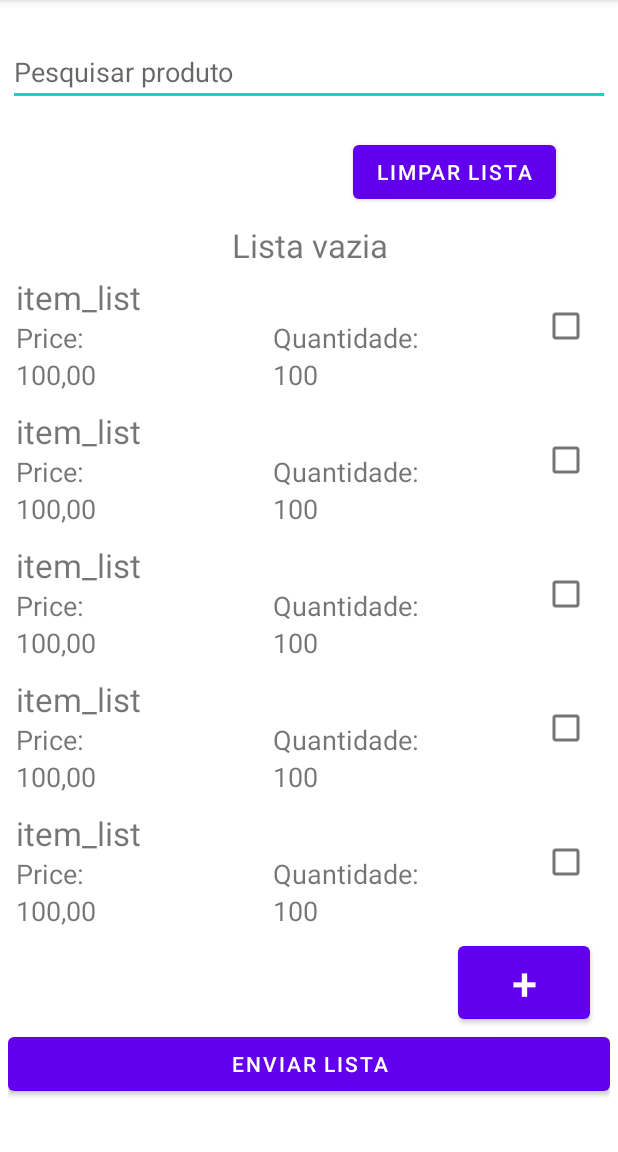
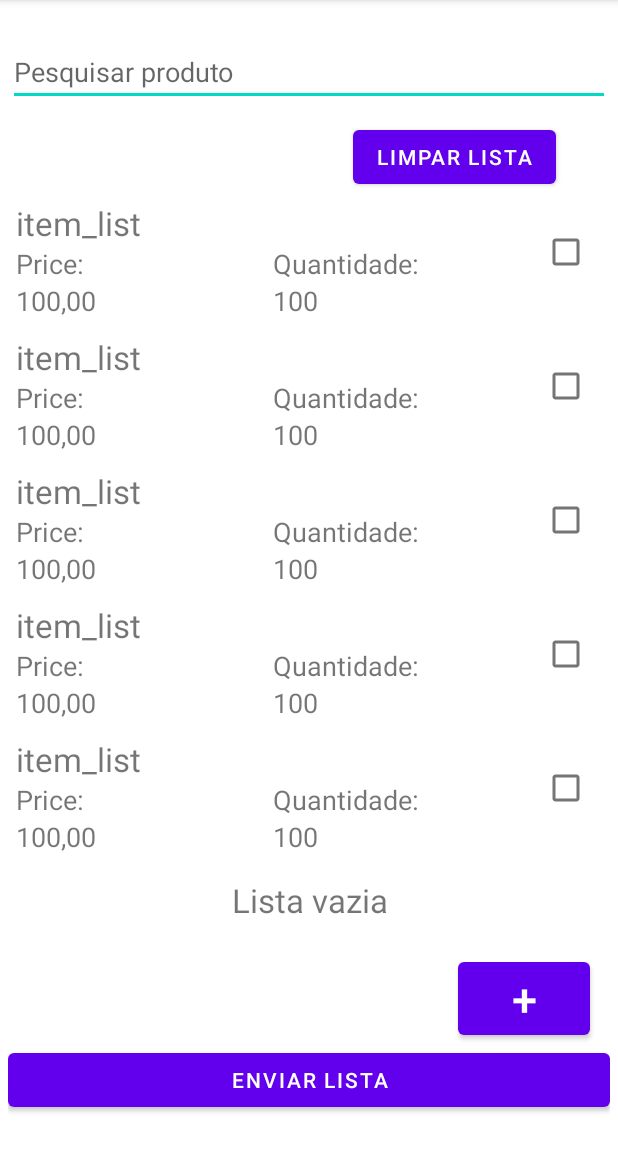
Before and after one commit to matheusoc08/home-food-storage-android, an Android app: the screen it shows after launch (MainActivity), on a phone screen of 412 x 824 dp, the part 84-1236 px from its top. Run offline under Robolectric (Android 15) with nearby library versions, the phone set to English and light mode, and no system bars; 1 statement that could not run was skipped.

Commit message:
Set a new LinerLayout to separate the buttons 'newItem' and 'sendStoreage' from the items list and fit they on the screen

```diff
--- a/app/src/main/res/layout/activity_main.xml
+++ b/app/src/main/res/layout/activity_main.xml
@@ -8,6 +8,11 @@
     tools:context=".MainActivity"
     android:layout_margin="5dp">
 
+    <LinearLayout
+        android:layout_weight="5"
+        android:layout_width="match_parent"
+        android:layout_height="1dp"
+        android:orientation="vertical">
         <EditText
             android:layout_width="match_parent"
             android:layout_height="wrap_content"
@@ -20,10 +25,15 @@
             android:layout_width="wrap_content"
             android:layout_height="wrap_content"
             android:text="Limpar lista"
-        android:layout_marginTop="20dp"
+            android:layout_marginTop="10dp"
             android:layout_marginLeft="230dp"
-        android:clickable="true"
-        android:id="@+id/textViewCleanList"
+            android:id="@+id/buttonCleanList"
+            />
+
+        <androidx.recyclerview.widget.RecyclerView
+            android:layout_width="match_parent"
+            android:layout_height="wrap_content"
+            android:id="@+id/recyclerViewItemList"
             />
 
         <TextView
@@ -35,12 +45,13 @@
             android:layout_marginTop="10dp"
             android:id="@+id/textViewMessageEmptyList"
             />
+    </LinearLayout>
 
-    <androidx.recyclerview.widget.RecyclerView
+    <LinearLayout
+        android:layout_weight="1"
         android:layout_width="match_parent"
-        android:layout_height="wrap_content"
-        android:id="@+id/recyclerViewItemList"
-        />
+        android:layout_height="1dp"
+        android:orientation="vertical">
 
         <Button
             android:layout_width="wrap_content"
@@ -58,3 +69,5 @@
             android:text="Enviar lista"
             />
     </LinearLayout>
+
+</LinearLayout>
```
Lines whose indentation alone changed are shown as unchanged.
